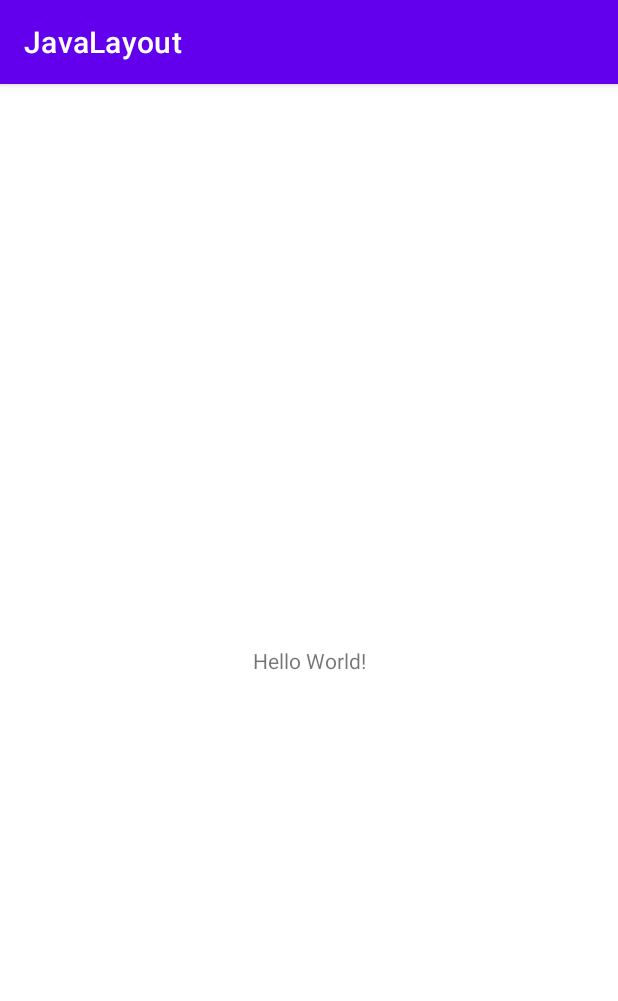
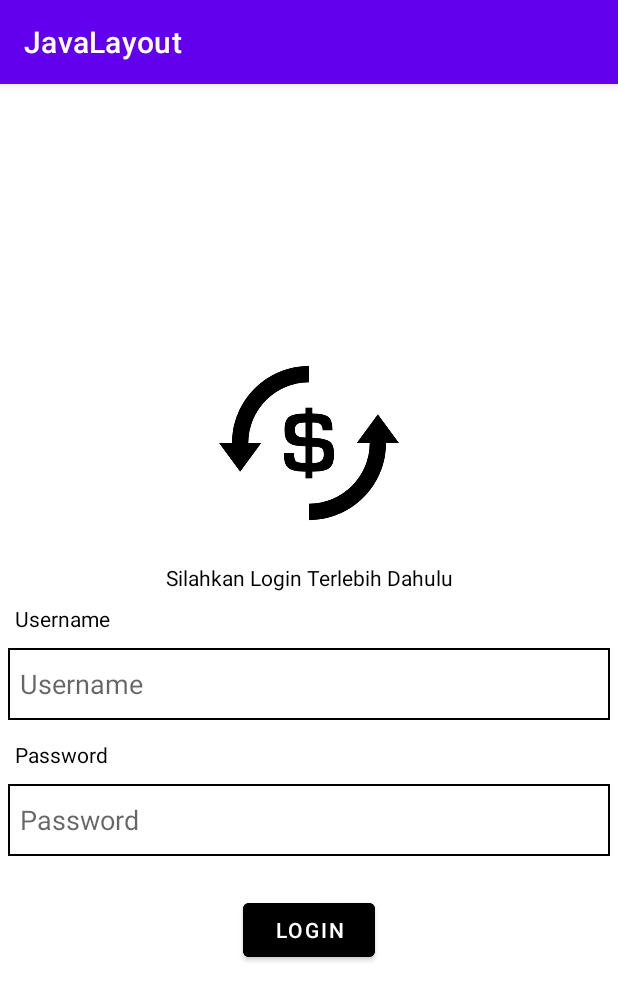
Before and after one commit to AdamAjiLangit/JavaLayout, an Android app: the screen it shows after launch (MainActivity), on a phone screen of 412 x 824 dp. Shown: the top 1001 px of the screen. Run offline under Robolectric (Android 15) with nearby library versions, the phone set to English and light mode, and no system bars.

Commit message:
style : [AD] add relativeLayout

```diff
--- a/app/src/main/java/com/example/javalayout/MainActivity.java
+++ b/app/src/main/java/com/example/javalayout/MainActivity.java
@@ -2,13 +2,44 @@ package com.example.javalayout;
 
 import androidx.appcompat.app.AppCompatActivity;
 
+import android.annotation.SuppressLint;
+import android.content.Intent;
 import android.os.Bundle;
+import android.view.View;
+import android.widget.Button;
+import android.widget.EditText;
+import android.widget.Toast;
 
 public class MainActivity extends AppCompatActivity {
 
+    EditText btnUsername;
+    EditText btnPassword;
+    Button btnLogin;
+
+    @SuppressLint("MissingInflatedId")
     @Override
     protected void onCreate(Bundle savedInstanceState) {
         super.onCreate(savedInstanceState);
         setContentView(R.layout.activity_main);
+
+        // konekkan semua komponen dengan xml nya
+
+        btnUsername = (EditText) findViewById(R.id.btnUsername);
+        btnPassword = (EditText) findViewById(R.id.btnPassword);
+        btnLogin = (Button) findViewById(R.id.btnlogins);
+        btnLogin.setOnClickListener(new View.OnClickListener()
+        {
+            @Override
+            public void onClick(View view) {
+                String username = btnUsername.getText().toString();
+                String password = btnPassword.getText().toString();
+                if (username.equalsIgnoreCase("admin") &&
+                        password.equalsIgnoreCase("admin")){
+                    startActivity(new Intent(MainActivity.this,MainActivity.class));
+                }else{
+                    Toast.makeText(getApplicationContext(), "Gagal Login", Toast.LENGTH_SHORT).show();
+                }
+            }
+        });
     }
 }
--- /dev/null
+++ b/app/src/main/res/drawable/wildan.xml
@@ -0,0 +1,9 @@
+<?xml version="1.0" encoding="utf-8"?>
+<shape
+    xmlns:android="http://schemas.android.com/apk/res/android">
+
+    <stroke
+        android:color="@android:color/black"
+        android:width="1dp" />
+
+</shape>
--- a/app/src/main/res/layout/activity_main.xml
+++ b/app/src/main/res/layout/activity_main.xml
@@ -1,18 +1,84 @@
 <?xml version="1.0" encoding="utf-8"?>
-<androidx.constraintlayout.widget.ConstraintLayout xmlns:android="http://schemas.android.com/apk/res/android"
+<RelativeLayout
+    xmlns:android="http://schemas.android.com/apk/res/android"
     xmlns:app="http://schemas.android.com/apk/res-auto"
     xmlns:tools="http://schemas.android.com/tools"
     android:layout_width="match_parent"
     android:layout_height="match_parent"
+    android:gravity="center"
     tools:context=".MainActivity">
 
+    <ImageView
+        android:id="@+id/image"
+        android:layout_centerHorizontal="true"
+        android:layout_width="120dp"
+        android:layout_height="120dp"
+        android:src="@drawable/currency" />
+
     <TextView
+        android:id="@+id/txtLogin"
+        android:layout_width="match_parent"
+        android:layout_height="wrap_content"
+        android:textColor="@android:color/black"
+        android:layout_below="@id/image"
+        android:layout_marginTop="20dp"
+        android:gravity="center"
+        android:text="Silahkan Login Terlebih Dahulu" />
+
+    <TextView
+        android:id="@+id/txtUsername"
+        android:layout_marginTop="8dp"
+        android:layout_marginLeft="10dp"
+        android:layout_marginBottom="2pt"
+        android:layout_below="@id/txtLogin"
         android:layout_width="wrap_content"
         android:layout_height="wrap_content"
-        android:text="Hello World!"
-        app:layout_constraintBottom_toBottomOf="parent"
-        app:layout_constraintEnd_toEndOf="parent"
-        app:layout_constraintStart_toStartOf="parent"
-        app:layout_constraintTop_toTopOf="parent" />
+        android:text="Username"
+        android:textColor="@android:color/black"
+        android:gravity="center" />
 
-</androidx.constraintlayout.widget.ConstraintLayout>
+    <EditText
+        android:id="@+id/btnUsername"
+        android:layout_width="match_parent"
+        android:layout_height="wrap_content"
+        android:layout_below="@id/txtUsername"
+        android:background="@drawable/wildan"
+        android:layout_margin="5dp"
+        android:paddingLeft="8dp"
+        android:hint="Username"
+        android:minHeight="48dp" />
+
+    <TextView
+        android:id="@+id/txtPassword"
+        android:layout_marginTop="8dp"
+        android:layout_marginLeft="10dp"
+        android:layout_marginBottom="2pt"
+        android:layout_below="@id/btnUsername"
+        android:layout_width="wrap_content"
+        android:layout_height="wrap_content"
+        android:text="Password"
+        android:textColor="@android:color/black" />
+
+    <EditText
+        android:id="@+id/btnPassword"
+        android:layout_width="match_parent"
+        android:layout_height="wrap_content"
+        android:layout_below="@id/txtPassword"
+        android:background="@drawable/wildan"
+        android:layout_margin="5dp"
+        android:paddingLeft="8dp"
+        android:inputType="textPassword"
+        android:hint="Password"
+        android:minHeight="48dp" />
+
+    <Button
+        android:id="@+id/btnlogins"
+        android:layout_below="@id/btnPassword"
+        android:text="Login"
+        android:layout_centerHorizontal="true"
+        android:layout_marginTop="20dp"
+        android:layout_width="wrap_content"
+        android:layout_height="wrap_content"
+        android:backgroundTint="@android:color/black" />
+
+</RelativeLayout>
```
Also changed, not shown: app/src/main/res/drawable/currency.jpg (added).
